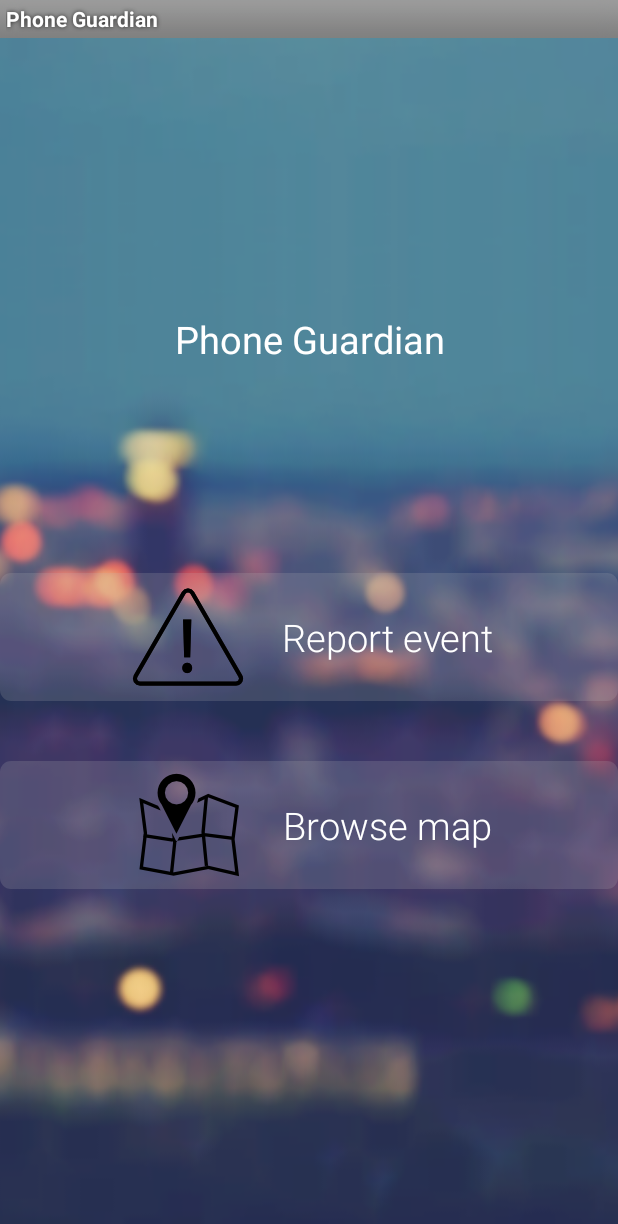
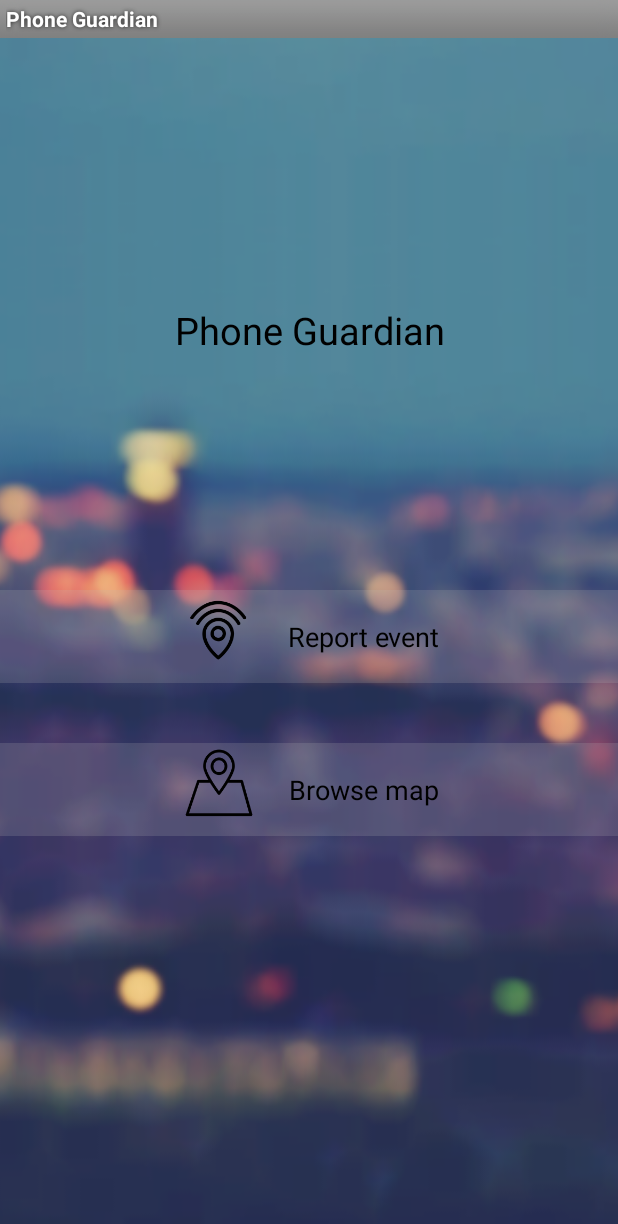
Before and after one commit to PhoneGuardian/CitizenApp, an Android app: the AlertActivity screen opened directly, with no data from a screen before it, on a phone screen of 412 x 824 dp. Shown: the top 1224 px of the screen. Run offline under Robolectric (Android 15) with nearby library versions, the phone set to English and light mode, and no system bars.

Commit message:
Preliminary home screen design

```diff
--- a/app/src/main/res/drawable/bg_white_rect_overlay.xml
+++ b/app/src/main/res/drawable/bg_white_rect_overlay.xml
@@ -1,9 +1,5 @@
 <?xml version="1.0" encoding="utf-8"?>
 <shape xmlns:android="http://schemas.android.com/apk/res/android" android:shape="rectangle" >
-    <corners android:bottomLeftRadius="7dp"
-        android:topLeftRadius="7dp"
-        android:bottomRightRadius="7dp"
-        android:topRightRadius="7dp" />
     <solid android:color="#30bbbbbb" />
 
 </shape>
--- a/app/src/main/res/layout/alert_activity.xml
+++ b/app/src/main/res/layout/alert_activity.xml
@@ -4,7 +4,6 @@
     android:layout_height="match_parent"
     android:fillViewport="true"
     tools:context=".RegisterActivity"
-
     >
     <ImageView
         android:layout_width="match_parent"
@@ -22,6 +21,7 @@
         android:layout_alignParentTop="true"
         android:layout_alignBottom="@+id/report_event_layout"
         android:text="@string/app_name"
+        android:textColor="@color/black"
         style="@style/app_name_header"
 
         />
--- a/app/src/main/res/values/color.xml
+++ b/app/src/main/res/values/color.xml
@@ -5,7 +5,7 @@
     <color name="gray_light">#DBDBDB</color>
     <color name="gray"      >#939393</color>
     <color name="gray_dark" >#5F5F5F</color>
-    <color name="black"     >#323232</color>
+    <color name="black"     >#000000</color>
 
     <!-- basic colors -->
     <color name="green">#27D34D</color>
--- a/app/src/main/res/values/styles_home.xml
+++ b/app/src/main/res/values/styles_home.xml
@@ -2,8 +2,8 @@
 <resources>
 
     <style name="home_text_base">
-        <item name="android:fontFamily">sans-serif-light</item>
-        <item name="android:textSize">@dimen/font_huge</item>
-        <item name="android:textColor">@color/white</item>
+        <item name="android:fontFamily">sans-serif</item>
+        <item name="android:textSize">@dimen/font_large</item>
+        <item name="android:textColor">@color/black</item>
     </style>
 </resources>
```
Also changed, not shown: app/src/main/res/drawable-hdpi/map_icon.png, app/src/main/res/drawable-hdpi/warning_icon.png.
